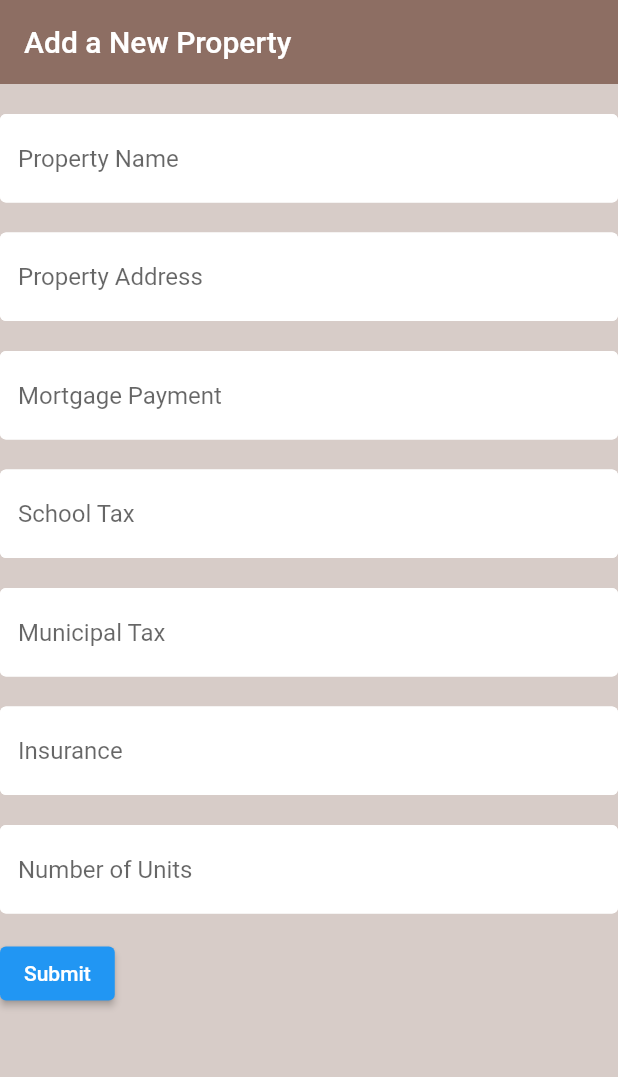
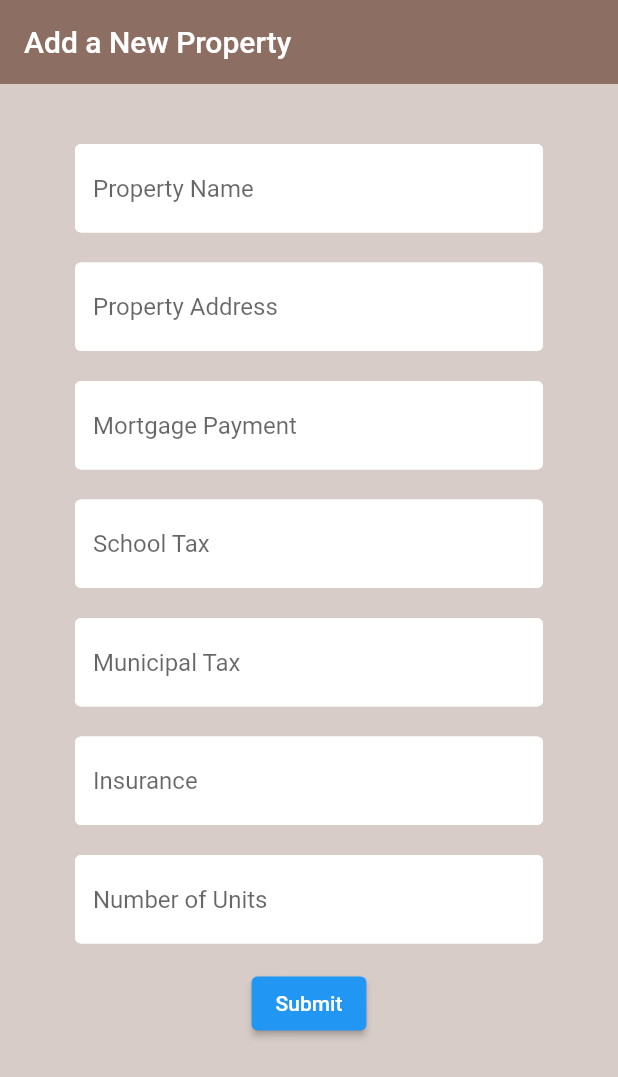
Before and after one commit to harpreets595/Property_Expense_Tracker_Flutter_app, a Flutter app: the screen it shows once a user with an empty profile is signed in, after a tap on "Add a New Property", on a phone screen of 412 x 824 dp. Shown: the top 1077 px of the screen. Run offline on Flutter 3.47's test engine with Material 2 defaults, Android fonts, the phone set to English and light mode, and no system bars; our stand-ins replace cloud_firestore, firebase_auth, firebase_core, firebase_database, flutter_spinkit; accounts and stored records are empty.

Commit message:
new property in a array in firestore

```diff
--- a/flutter_test_app-main/lib/models/property.dart
+++ b/flutter_test_app-main/lib/models/property.dart
@@ -10,4 +10,15 @@ class Property{
   Property(this.propertyName, this.propertyAddress, this.mortgagePayment, this.schoolTax, this.municipalTax, this.insurance, this.numberOfUnits);
 
 
+
+  Map<String, dynamic> toJson() => {
+    'propertyName' : propertyName,
+    'propertyAddress' : propertyAddress,
+    'mortgagePayment' : mortgagePayment,
+    'schoolTax' : schoolTax,
+    'municipalTax' : municipalTax,
+    'insurance' : insurance,
+    'numberOfUnits' : numberOfUnits
+  };
+
 }
--- a/flutter_test_app-main/lib/screens/home/NewProperty.dart
+++ b/flutter_test_app-main/lib/screens/home/NewProperty.dart
@@ -1,6 +1,8 @@
+
 import 'package:flutter/material.dart';
 import 'package:flutter_app/models/property.dart';
-
+import '../../services/auth.dart';
+import '../../services/database.dart';
 import '../../shared/constants.dart';
 
 class NewProperty extends StatelessWidget {
@@ -54,9 +56,11 @@ class MyCustomFormState extends State<MyCustomForm> {
     // Build a Form widget using the _formKey created above.
     return Form(
       key: _formKey,
+
       child: SingleChildScrollView(
+          padding: EdgeInsets.symmetric(vertical: 20, horizontal: 50),
           child: Column(
-          crossAxisAlignment: CrossAxisAlignment.start,
+          // crossAxisAlignment: CrossAxisAlignment.start,
 
           children: <Widget>[
             SizedBox(height: 20),
@@ -178,6 +182,9 @@ class MyCustomFormState extends State<MyCustomForm> {
                     // print(numberOfUnits);
                     Property property = new Property(propertyName, propertyAddress, mortgagePayment, schoolTax, municipalTax, insurance, numberOfUnits);
                     print(property.propertyName);
+
+                    DatabaseService(uid: AuthService().currentUser()).updatePropertyData(property.propertyName, property.propertyAddress, property.mortgagePayment, property.schoolTax, property.municipalTax, property.insurance, property.numberOfUnits);
+
                     ScaffoldMessenger.of(context)
                         .showSnackBar(SnackBar(content: Text('Processing Data')));
                   }
--- a/flutter_test_app-main/lib/screens/home/home.dart
+++ b/flutter_test_app-main/lib/screens/home/home.dart
@@ -30,7 +30,7 @@ class Home extends StatelessWidget {
         child: Scaffold(
       backgroundColor: Colors.brown[50],
       appBar: AppBar(
-        title: Text('Brew Crew'),
+        title: Text('Property Expense Tracker'),
         backgroundColor: Colors.brown[400],
         elevation: 0.0,
         actions: <Widget>[
@@ -49,26 +49,24 @@ class Home extends StatelessWidget {
       body: Center(
         child: Column(
         children: [
+          SizedBox(height: 250),
           ElevatedButton.icon(
             label: Text('Add a New Property'),
-              icon: Icon(Icons.web),
+            icon: Icon(Icons.apartment),
             onPressed: () {
               print('Pressed');
-                Navigator.push(
-                      context,
-                      MaterialPageRoute(builder: (context) => NewProperty())
-                  );
+              Navigator.push(context,
+                  MaterialPageRoute(builder: (context) => NewProperty()));
             },
           ),
+          SizedBox(height: 20),
           ElevatedButton.icon(
             label: Text('View Your Properties'),
             icon: Icon(Icons.web),
             onPressed: () {
               print('Pressed');
-                Navigator.push(
-                      context,
-                      MaterialPageRoute(builder: (context) => ViewProperties())
-                  );
+              Navigator.push(context,
+                  MaterialPageRoute(builder: (context) => ViewProperties()));
             },
           )
         ],
--- a/flutter_test_app-main/lib/services/auth.dart
+++ b/flutter_test_app-main/lib/services/auth.dart
@@ -52,7 +52,7 @@ class AuthService{
       User user = result.user;
 
       // create a new document for the user with the uid
-      await DatabaseService(uid: user.uid).updateUserData('0', 'new crew member', 100);
+      // await DatabaseService(uid: user.uid).updatePropertyData();
 
 
       return _userFromFirebaseUser(user);
@@ -74,4 +74,8 @@ class AuthService{
     }
   }
 
+  String currentUser() {
+    return _auth.currentUser.uid;
+  }
+
 }
```
Also changed, not shown: flutter_test_app-main/lib/services/database.dart (+86 -23 lines). Lines whose indentation alone changed are shown as unchanged.
